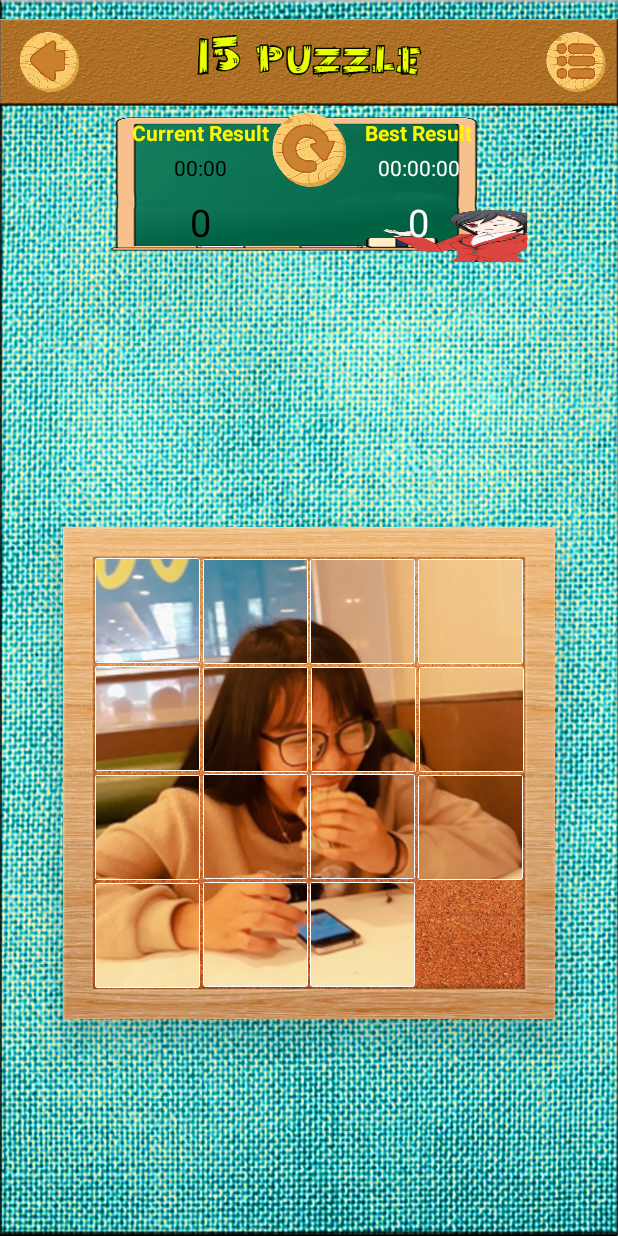
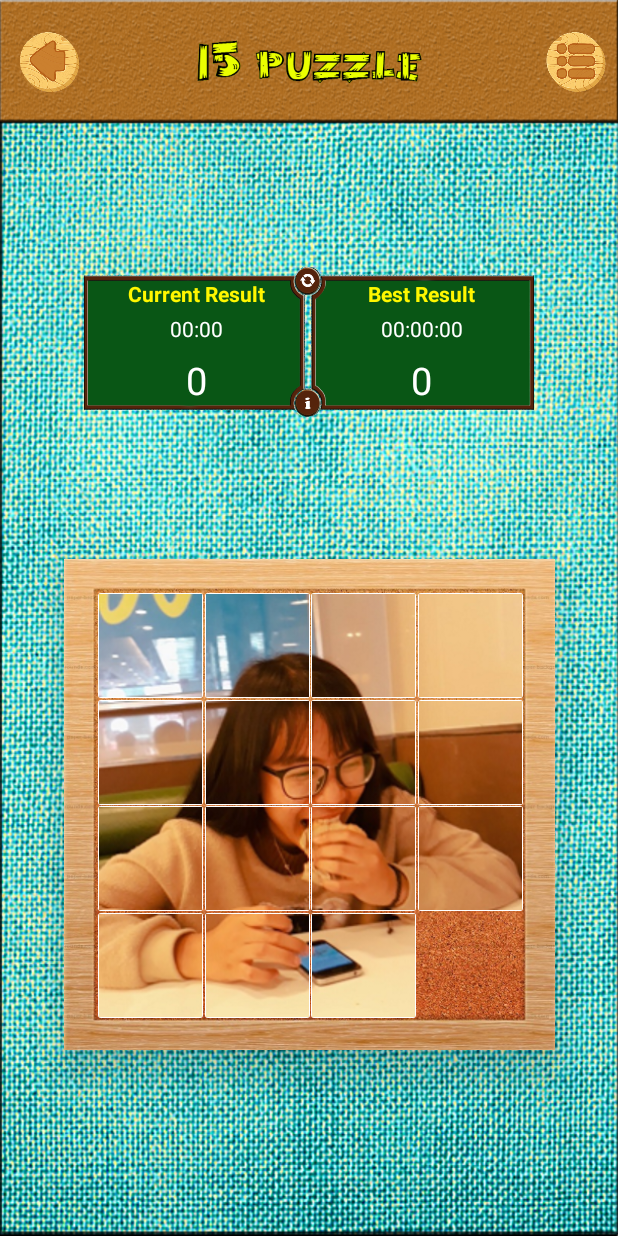
Before and after one commit to TechkidsAndroid12/1stProject-PuzzleGame, an Android app: the MainGameActivity screen opened directly, with no data from a screen before it, on a phone screen of 412 x 824 dp. Run offline under Robolectric (Android 15) with nearby library versions, the light colour scheme and no system bars; our stand-ins replace ButterKnife.

Commit message:
update layout

```diff
--- a/15PuzzlegameTechkids/app/src/main/res/layout/activity_main_game.xml
+++ b/15PuzzlegameTechkids/app/src/main/res/layout/activity_main_game.xml
@@ -7,59 +7,64 @@
     android:background="@drawable/backgroundvaibotho"
     tools:context="com.example.mypc.a15puzzlegametechkids.MainGameActivity">
 
-    <android.support.constraint.Guideline
-        android:id="@+id/guideline3"
-        android:layout_width="wrap_content"
-        android:layout_height="wrap_content"
-        android:orientation="horizontal"
-        app:layout_constraintGuide_percent="0.10" />
-
-    <ImageView
-        android:id="@+id/iv_title_bar"
+    <android.support.constraint.ConstraintLayout
+        android:id="@+id/cl_title_bar"
         android:layout_width="0dp"
-        android:layout_height="66dp"
-        app:layout_constraintBottom_toTopOf="@+id/guideline3"
+        android:layout_height="0dp"
+        android:elevation="15dp"
+        android:background="@drawable/titlebar"
+        app:layout_constraintBottom_toTopOf="@+id/gl_10_percent"
         app:layout_constraintEnd_toEndOf="parent"
         app:layout_constraintStart_toStartOf="parent"
-        app:layout_constraintTop_toTopOf="parent"
-        app:srcCompat="@drawable/titlebar" />
+        app:layout_constraintTop_toTopOf="parent">
 
         <ImageView
             android:id="@+id/iv_back"
             android:layout_width="50dp"
             android:layout_height="40dp"
             android:layout_marginStart="8dp"
-        app:layout_constraintBottom_toTopOf="@+id/guideline3"
+            android:background="@null"
+            app:layout_constraintBottom_toBottomOf="parent"
             app:layout_constraintStart_toStartOf="parent"
             app:layout_constraintTop_toTopOf="parent"
             app:srcCompat="@drawable/backbtn" />
-
-    <ImageView
-        android:id="@+id/iv_flag"
-        android:layout_width="150dp"
-        android:layout_height="40dp"
-        app:layout_constraintBottom_toBottomOf="@+id/iv_title_bar"
-        app:layout_constraintEnd_toEndOf="parent"
-        app:layout_constraintStart_toStartOf="parent"
-        app:layout_constraintTop_toTopOf="parent"
-        app:srcCompat="@drawable/fiftypuzzle" />
 
         <ImageView
             android:id="@+id/iv_menu"
             android:layout_width="40dp"
             android:layout_height="40dp"
             android:layout_marginEnd="8dp"
-        app:layout_constraintBottom_toTopOf="@+id/guideline3"
+            app:layout_constraintBottom_toBottomOf="parent"
             app:layout_constraintEnd_toEndOf="parent"
             app:layout_constraintTop_toTopOf="parent"
             app:srcCompat="@drawable/menubtn" />
+
+        <ImageView
+            android:id="@+id/imageView"
+            android:layout_width="150dp"
+            android:layout_height="0dp"
+            android:layout_marginEnd="8dp"
+            android:layout_marginStart="8dp"
+            app:layout_constraintBottom_toBottomOf="parent"
+            app:layout_constraintEnd_toEndOf="parent"
+            app:layout_constraintStart_toStartOf="parent"
+            app:layout_constraintTop_toTopOf="parent"
+            app:srcCompat="@drawable/fiftypuzzle" />
+    </android.support.constraint.ConstraintLayout>
+
+    <android.support.constraint.Guideline
+        android:id="@+id/gl_10_percent"
+        android:layout_width="wrap_content"
+        android:layout_height="wrap_content"
+        android:orientation="horizontal"
+        app:layout_constraintGuide_percent="0.10" />
 
     <android.support.constraint.Guideline
         android:id="@+id/gl_top_of_board"
         android:layout_width="wrap_content"
         android:layout_height="wrap_content"
         android:orientation="horizontal"
-        app:layout_constraintGuide_percent="0.28" />
+        app:layout_constraintGuide_percent="0.32" />
 
 
     <android.support.constraint.ConstraintLayout
@@ -137,13 +142,30 @@
 
     <android.support.constraint.ConstraintLayout
         android:id="@+id/cl_score_board"
-        android:layout_width="wrap_content"
+        android:layout_width="300dp"
         android:layout_height="100dp"
-        android:background="@drawable/highscoreboard"
+        android:elevation="15dp"
+        android:background="@drawable/highscoreboardinblue"
+        app:layout_constraintBottom_toTopOf="@+id/cl_main_board"
         app:layout_constraintEnd_toEndOf="parent"
+        app:layout_constraintStart_toStartOf="parent"
+        app:layout_constraintTop_toBottomOf="@+id/gl_10_percent">
 
+        <View
+            android:id="@+id/v_reset"
+            android:layout_width="50dp"
+            android:layout_height="50dp"
+            app:layout_constraintEnd_toEndOf="parent"
             app:layout_constraintStart_toStartOf="parent"
-        app:layout_constraintTop_toBottomOf="@+id/iv_title_bar">
+            app:layout_constraintTop_toTopOf="parent" />
+
+        <View
+            android:id="@+id/v_forget"
+            android:layout_width="50dp"
+            android:layout_height="50dp"
+            app:layout_constraintBottom_toBottomOf="parent"
+            app:layout_constraintEnd_toEndOf="parent"
+            app:layout_constraintStart_toStartOf="parent" />
 
         <android.support.constraint.Guideline
             android:id="@+id/gl_center_horizontoal"
@@ -158,7 +180,7 @@
             android:layout_height="wrap_content"
             android:layout_marginEnd="8dp"
             android:layout_marginStart="8dp"
-            android:layout_marginTop="4dp"
+            android:layout_marginTop="8dp"
             android:text="Current Result"
             android:textColor="#fff700"
             android:textStyle="bold"
@@ -170,9 +192,9 @@
             android:id="@+id/tv_best_result"
             android:layout_width="wrap_content"
             android:layout_height="wrap_content"
-            android:layout_marginTop="4dp"
+            android:layout_marginTop="8dp"
+
             android:text="Best Result"
-
             android:textColor="#fff700"
             android:textStyle="bold"
             app:layout_constraintEnd_toEndOf="parent"
@@ -181,13 +203,12 @@
 
         <Chronometer
             android:id="@+id/cr_chromometer"
-            android:elevation="1dp"
             android:layout_width="wrap_content"
             android:layout_height="wrap_content"
             android:layout_marginEnd="8dp"
             android:layout_marginStart="8dp"
             android:layout_marginTop="4dp"
-            android:textColor="#000"
+            android:textColor="@android:color/white"
             app:layout_constraintEnd_toStartOf="@+id/gl_center_horizontoal"
             app:layout_constraintStart_toStartOf="parent"
             app:layout_constraintTop_toBottomOf="@+id/tv_current_result" />
@@ -208,8 +229,7 @@
             android:layout_width="wrap_content"
             android:layout_height="wrap_content"
             android:text="0"
-            android:textColor="#000"
-            android:elevation="1dp"
+            android:textColor="@android:color/white"
             android:textSize="25sp"
             app:layout_constraintBottom_toBottomOf="parent"
             app:layout_constraintEnd_toStartOf="@+id/gl_center_horizontoal"
@@ -225,7 +245,6 @@
             android:layout_marginStart="8dp"
             android:layout_marginTop="8dp"
             android:text="0"
-            android:elevation="1dp"
             android:textColor="@android:color/white"
             android:textSize="25sp"
             app:layout_constraintBottom_toBottomOf="parent"
@@ -233,38 +252,17 @@
             app:layout_constraintStart_toStartOf="@+id/gl_center_horizontoal"
             app:layout_constraintTop_toBottomOf="@+id/tv_best_timer" />
 
-        <ImageView
-            android:id="@+id/imageView"
-            android:layout_width="50dp"
-            android:layout_height="50dp"
-            android:layout_marginEnd="8dp"
-            android:layout_marginStart="8dp"
-            app:layout_constraintEnd_toEndOf="parent"
-            app:layout_constraintStart_toStartOf="parent"
-            app:layout_constraintTop_toTopOf="parent"
-            app:srcCompat="@drawable/resetbtn" />
-
-        <ImageView
-            android:id="@+id/imageView5"
-            android:layout_width="150dp"
-            android:layout_height="80dp"
-            android:layout_marginEnd="32dp"
-            app:layout_constraintBottom_toBottomOf="parent"
-            app:layout_constraintEnd_toStartOf="@+id/tv_best_result"
-            app:layout_constraintStart_toStartOf="parent"
-            app:layout_constraintTop_toTopOf="parent"
-            app:srcCompat="@null" />
-
     </android.support.constraint.ConstraintLayout>
 
     <android.support.constraint.ConstraintLayout
         android:id="@+id/cl_main_board"
-        android:layout_width="328dp"
-        android:layout_height="328dp"
-        android:layout_marginBottom="24dp"
+        android:layout_width="327dp"
+        android:layout_height="327dp"
+        android:layout_marginBottom="16dp"
         android:background="@drawable/woodboard"
         android:elevation="15dp"
         android:padding="5dp"
+
         app:layout_constraintBottom_toBottomOf="parent"
         app:layout_constraintEnd_toEndOf="parent"
         app:layout_constraintStart_toStartOf="parent"
@@ -274,8 +272,8 @@
             android:id="@+id/iv_puzzle_0_0"
             android:layout_width="70dp"
             android:layout_height="70dp"
-            android:layout_marginBottom="2dp"
-            android:layout_marginEnd="2dp"
+            android:layout_marginBottom="1dp"
+            android:layout_marginEnd="1dp"
             android:background="@drawable/border4"
             android:elevation="16dp"
             app:layout_constraintBottom_toTopOf="@+id/iv_puzzle_1_0"
@@ -286,8 +284,7 @@
             android:id="@+id/iv_puzzle_0_1"
             android:layout_width="70dp"
             android:layout_height="70dp"
-            android:layout_marginBottom="2dp"
-            android:layout_marginEnd="0.5dp"
+            android:layout_marginBottom="1dp"
             android:background="@drawable/border4"
             android:elevation="16dp"
             app:layout_constraintBottom_toTopOf="@+id/iv_puzzle_1_1"
@@ -298,7 +295,7 @@
             android:id="@+id/iv_puzzle_0_2"
             android:layout_width="70dp"
             android:layout_height="70dp"
-            android:layout_marginBottom="2dp"
+            android:layout_marginBottom="1dp"
             android:layout_marginStart="0.5dp"
             android:background="@drawable/border4"
             android:elevation="16dp"
@@ -310,8 +307,8 @@
             android:id="@+id/iv_puzzle_0_3"
             android:layout_width="70dp"
             android:layout_height="70dp"
-            android:layout_marginBottom="2dp"
-            android:layout_marginStart="2dp"
+            android:layout_marginBottom="1dp"
+            android:layout_marginStart="1dp"
             android:background="@drawable/border4"
             android:elevation="16dp"
             app:layout_constraintBottom_toTopOf="@+id/iv_puzzle_1_3"
@@ -322,8 +319,7 @@
             android:id="@+id/iv_puzzle_1_0"
             android:layout_width="70dp"
             android:layout_height="70dp"
-            android:layout_marginBottom="1dp"
-            android:layout_marginEnd="2dp"
+            android:layout_marginEnd="1dp"
             android:background="@drawable/border4"
             android:elevation="16dp"
             app:layout_constraintBottom_toTopOf="@+id/gl_horizontal_center"
@@ -334,8 +330,6 @@
             android:id="@+id/iv_puzzle_1_1"
             android:layout_width="70dp"
             android:layout_height="70dp"
-            android:layout_marginBottom="0.5dp"
-            android:layout_marginEnd="0.5dp"
             android:background="@drawable/border4"
             android:elevation="16dp"
             app:layout_constraintBottom_toTopOf="@+id/gl_horizontal_center"
@@ -346,8 +340,7 @@
             android:id="@+id/iv_puzzle_1_2"
             android:layout_width="70dp"
             android:layout_height="70dp"
-            android:layout_marginBottom="0.5dp"
-            android:layout_marginStart="1dp"
+            android:layout_marginStart="0.5dp"
             android:background="@drawable/border4"
             android:elevation="16dp"
             app:layout_constraintBottom_toTopOf="@+id/gl_horizontal_center"
@@ -358,8 +351,7 @@
             android:id="@+id/iv_puzzle_1_3"
             android:layout_width="70dp"
             android:layout_height="70dp"
-            android:layout_marginBottom="0.5dp"
-            android:layout_marginStart="2dp"
+            android:layout_marginStart="1dp"
             android:background="@drawable/border4"
             android:elevation="16dp"
             app:layout_constraintBottom_toTopOf="@+id/gl_horizontal_center"
@@ -370,8 +362,8 @@
             android:id="@+id/iv_puzzle_2_0"
             android:layout_width="70dp"
             android:layout_height="70dp"
-            android:layout_marginEnd="2dp"
-            android:layout_marginTop="1dp"
+            android:layout_marginEnd="1dp"
+            android:layout_marginTop="0.5dp"
             android:background="@drawable/border4"
             android:elevation="16dp"
             app:layout_constraintEnd_toStartOf="@+id/iv_puzzle_2_1"
@@ -382,7 +374,6 @@
             android:id="@+id/iv_puzzle_2_1"
             android:layout_width="70dp"
             android:layout_height="70dp"
-            android:layout_marginEnd="0.5dp"
             android:layout_marginTop="0.5dp"
             android:background="@drawable/border4"
             android:elevation="16dp"
@@ -406,8 +397,8 @@
             android:id="@+id/iv_puzzle_2_3"
             android:layout_width="70dp"
             android:layout_height="70dp"
-            android:layout_marginStart="2dp"
-            android:layout_marginTop="1dp"
+            android:layout_marginStart="1dp"
+            android:layout_marginTop="0.5dp"
             android:background="@drawable/border4"
             android:elevation="16dp"
             app:layout_constraintStart_toEndOf="@+id/iv_puzzle_2_2"
@@ -418,8 +409,8 @@
             android:id="@+id/iv_puzzle_3_0"
             android:layout_width="70dp"
             android:layout_height="70dp"
-            android:layout_marginEnd="2dp"
-            android:layout_marginTop="2dp"
+            android:layout_marginEnd="1dp"
+            android:layout_marginTop="1dp"
             android:background="@drawable/border4"
             android:elevation="16dp"
             app:layout_constraintEnd_toStartOf="@+id/iv_puzzle_3_1"
@@ -430,8 +421,7 @@
             android:id="@+id/iv_puzzle_3_1"
             android:layout_width="70dp"
             android:layout_height="70dp"
-            android:layout_marginEnd="0.5dp"
-            android:layout_marginTop="2dp"
+            android:layout_marginTop="1dp"
             android:background="@drawable/border4"
             android:elevation="16dp"
             app:layout_constraintEnd_toStartOf="@+id/gl_vertical_center"
@@ -443,7 +433,7 @@
             android:layout_width="70dp"
             android:layout_height="70dp"
             android:layout_marginStart="0.5dp"
-            android:layout_marginTop="2dp"
+            android:layout_marginTop="1dp"
             android:background="@drawable/border4"
             android:elevation="16dp"
             app:layout_constraintStart_toStartOf="@+id/gl_vertical_center"
@@ -454,13 +444,13 @@
             android:id="@+id/iv_puzzle_3_3"
             android:layout_width="70dp"
             android:layout_height="70dp"
-            android:layout_marginStart="2dp"
-            android:layout_marginTop="2dp"
-            android:background="@null"
+            android:layout_marginStart="1dp"
+            android:layout_marginTop="1dp"
+            android:background="@drawable/border4"
             android:elevation="16dp"
             app:layout_constraintStart_toEndOf="@+id/iv_puzzle_3_2"
             app:layout_constraintTop_toBottomOf="@+id/iv_puzzle_2_3"
-            app:srcCompat="@null" />
+            app:srcCompat="@drawable/dd" />
 
         <android.support.constraint.Guideline
             android:id="@+id/gl_vertical_center"
@@ -550,6 +540,4 @@
         </android.support.constraint.ConstraintLayout>
     </android.support.constraint.ConstraintLayout>
 
-
-
 </android.support.constraint.ConstraintLayout>
--- a/15PuzzlegameTechkids/app/src/main/res/layout/activity_options.xml
+++ b/15PuzzlegameTechkids/app/src/main/res/layout/activity_options.xml
@@ -102,7 +102,7 @@
                 app:layout_constraintEnd_toStartOf="@+id/iv_main"
                 app:layout_constraintStart_toStartOf="parent"
                 app:layout_constraintTop_toTopOf="parent"
-                app:srcCompat="@drawable/tnh" />
+                app:srcCompat="@drawable/imagezero" />
 
             <ImageView
                 android:id="@+id/iv_main"
@@ -119,7 +119,7 @@
                 app:layout_constraintEnd_toEndOf="parent"
                 app:layout_constraintStart_toStartOf="parent"
                 app:layout_constraintTop_toTopOf="parent"
-                app:srcCompat="@drawable/tnh" />
+                app:srcCompat="@drawable/imagezero" />
 
             <ImageView
                 android:id="@+id/iv_right"
@@ -133,7 +133,7 @@
                 app:layout_constraintEnd_toEndOf="parent"
                 app:layout_constraintStart_toEndOf="@+id/iv_main"
                 app:layout_constraintTop_toTopOf="parent"
-                app:srcCompat="@drawable/tnh" />
+                app:srcCompat="@drawable/imagezero" />
 
 
         </android.support.constraint.ConstraintLayout>
@@ -165,11 +165,12 @@
                 android:layout_width="220dp"
                 android:layout_height="220dp"
                 android:elevation="5dp"
+                android:background="@drawable/border2"
                 app:layout_constraintBottom_toBottomOf="parent"
                 app:layout_constraintEnd_toEndOf="parent"
                 app:layout_constraintStart_toStartOf="parent"
                 app:layout_constraintTop_toTopOf="@+id/guideline"
-                app:srcCompat="@drawable/tnh" />
+                app:srcCompat="@drawable/imagezero" />
 
             <ImageView
                 android:id="@+id/iv_arrow_right"
```
Lines whose indentation alone changed are shown as unchanged.
